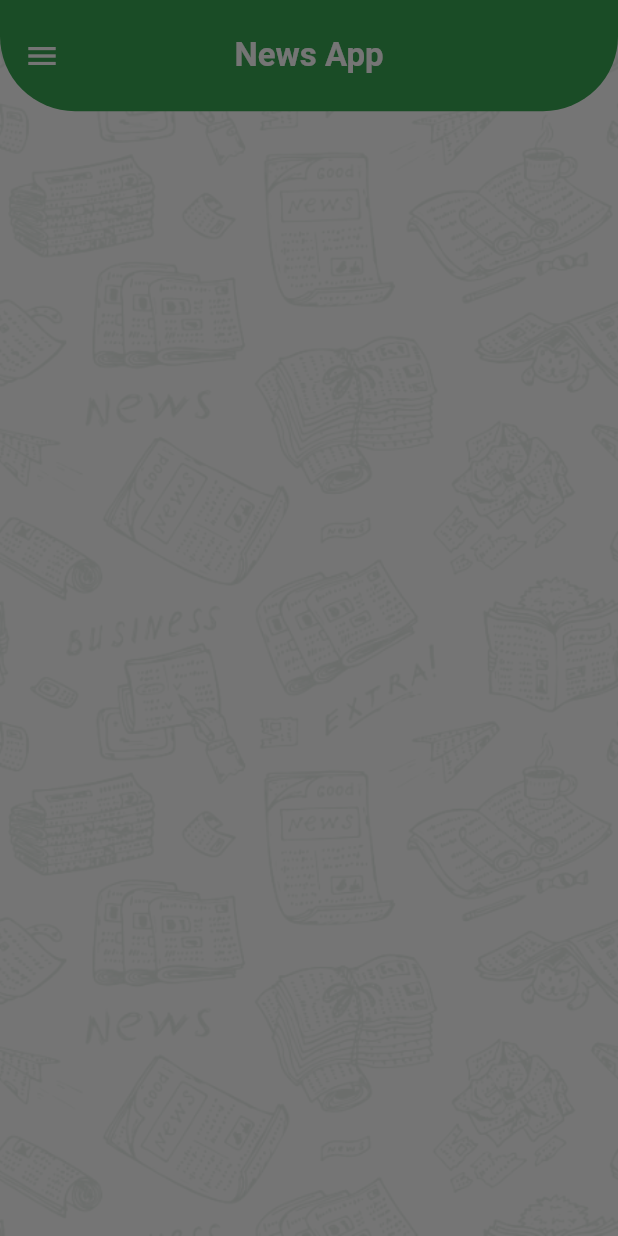
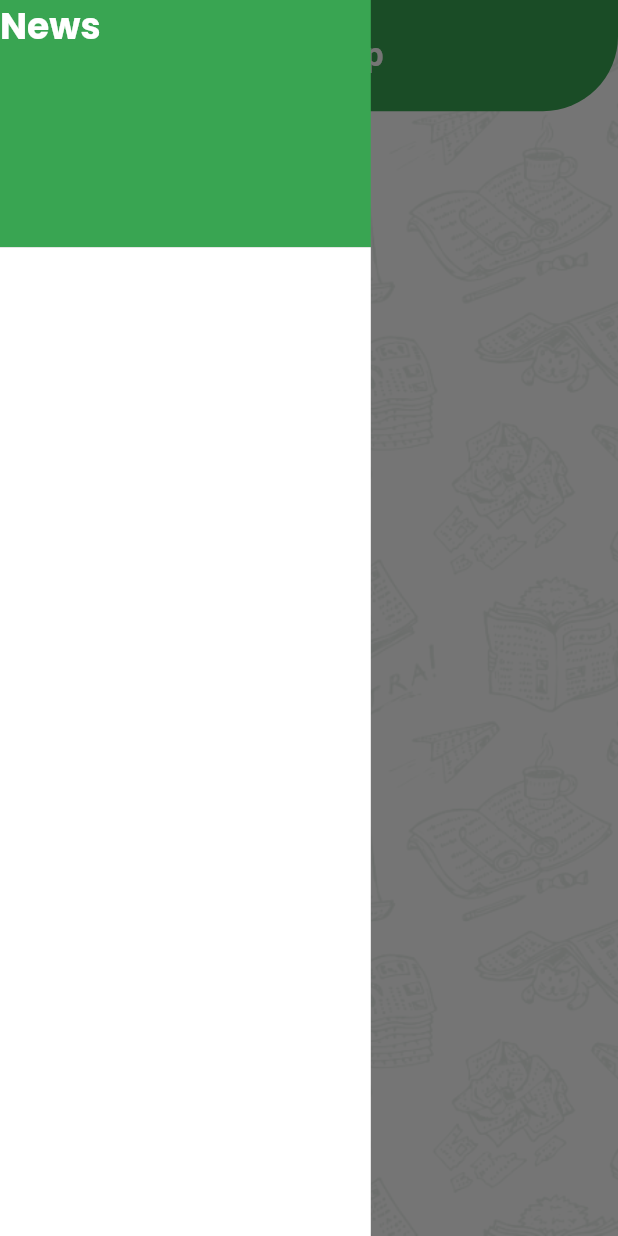
Before and after one commit to omarmaamoun179/news_app_route, a Flutter app: the screen it shows after launch, with the side drawer open, on a phone screen of 412 x 824 dp. Run offline on Flutter 3.47's test engine with Material 2 defaults, Android fonts, the phone set to English and light mode, and no system bars; our stand-ins replace google_fonts; Roboto replaces fonts that are missing (Exo).

Commit message:
make file category item to use in drawer widget

```diff
--- a/lib/shared/widgets/darwer_widget.dart
+++ b/lib/shared/widgets/darwer_widget.dart
@@ -1,10 +1,40 @@
 import 'package:flutter/material.dart';
+import 'package:google_fonts/google_fonts.dart';
+import 'package:news_app_route/core/app_theme/app_theme.dart';
 
 class DarwerWidget extends StatelessWidget {
   const DarwerWidget({super.key});
 
   @override
   Widget build(BuildContext context) {
-    return Container();
+    var h = MediaQuery.of(context).size.height;
+    var b = MediaQuery.of(context).size.width;
+    var theme = AppTheme.appTheme(MediaQuery.of(context));
+
+    return Column(
+      children: [
+        Container(
+          color: theme.primaryColor,
+          width: b * 0.6,
+          height: h * 0.2,
+          child: Text(
+            'News',
+            style: GoogleFonts.poppins(
+              color: Colors.white,
+              fontSize: 24,
+              fontWeight: FontWeight.bold,
+            ),
+          ),
+        ),
+        Container(
+          width: b * 0.6,
+          height: h * 0.8,
+          color: Colors.white,
+          child: const Column(
+            children: [],
+          ),
+        ),
+      ],
+    );
   }
 }
```
Also changed, not shown: lib/shared/widgets/categories_item.dart (added, +20 -0 lines).
